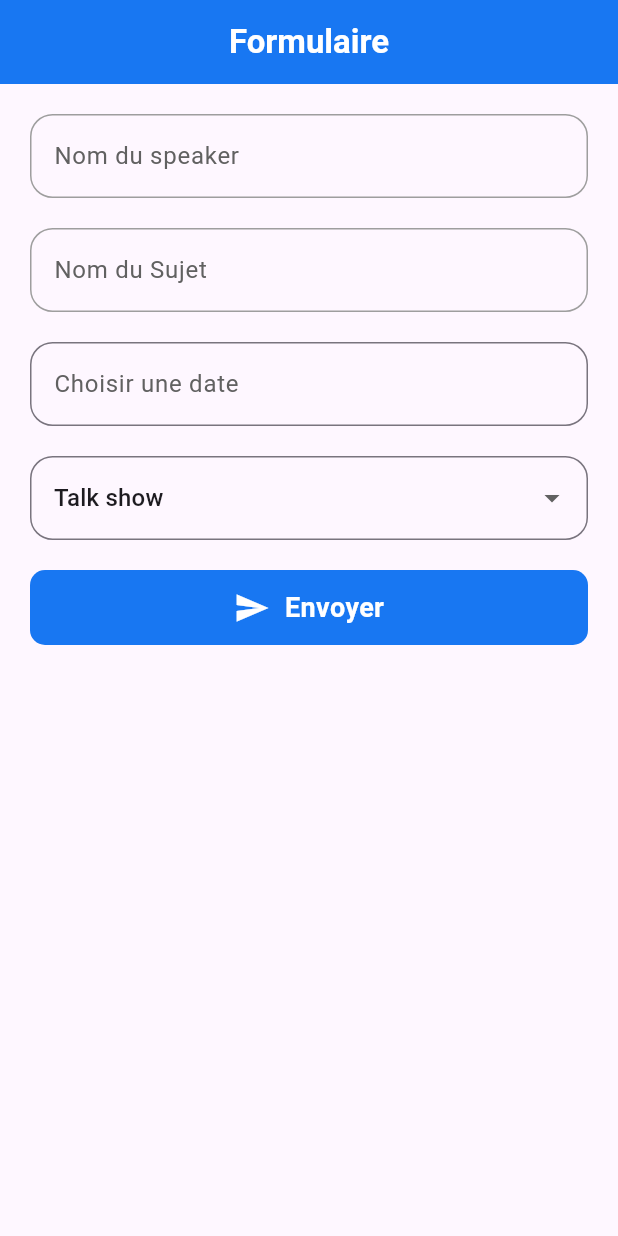
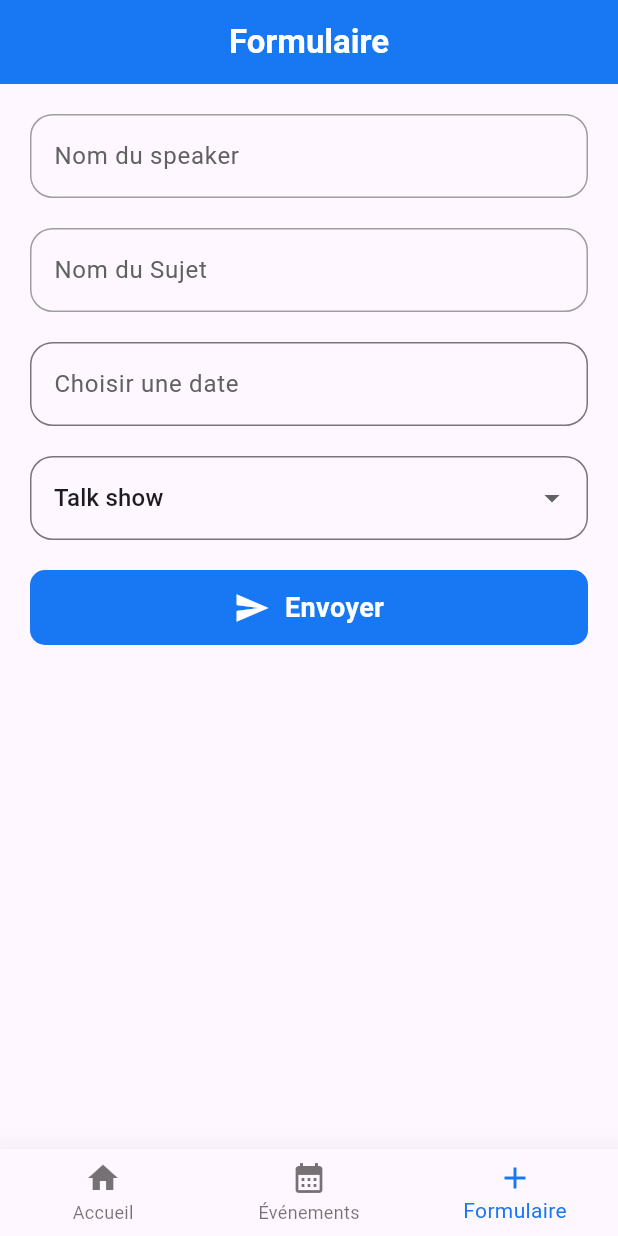
Before and after one commit to jonathan-muina19/asynconf2025, a Flutter app: the FormEvent screen opened by its route, on a phone screen of 412 x 824 dp. Run offline on Flutter 3.47's test engine with Material 3 defaults, Android fonts, the phone set to English and light mode, and no system bars; drawn by our look-alikes of date_field; our stand-ins replace cloud_firestore, firebase_core, flutter_svg, go_router; accounts and stored records are empty.

Commit message:
ahoute de la BottonNavugationBar

```diff
--- a/lib/main.dart
+++ b/lib/main.dart
@@ -16,30 +16,86 @@ void main() async{
 }
 
 final _router = GoRouter(
+  initialLocation: '/',
+  routes: [
+    // ShellRoute permet d’ajouter un Scaffold commun à plusieurs pages.
+    // Parfait pour mettre une AppBar et un BottomNavigationBar partagés.
+    // Quand on utilise go_router pour la navigation
+    ShellRoute(
+      builder: (context, state, child) {
+        // Détecter la route active
+        final location = state.uri.path; // Cela te donne le chemin actuel de la route
+        int currentIndex = 0;
+
+        if (location == '/events_page') {
+          currentIndex = 1;
+        }
+        else if (location == '/formulaire') {
+          currentIndex = 2;
+        }
+
+        return Scaffold(
+          body: child,
+          bottomNavigationBar: BottomNavigationBar(
+            elevation: 20.0,
+            type: BottomNavigationBarType.fixed,
+            currentIndex: currentIndex,
+            onTap: (index) {
+              if (index == 0) {
+                context.go('/');
+              } else if (index == 1) {
+                context.go('/events_page');
+              }
+              else if(index == 2){
+                context.go('/formulaire');
+              }
+            },
+            selectedItemColor: const Color(0xFF1877F2),
+            items: const [
+              BottomNavigationBarItem(
+                icon: Icon(Icons.home),
+                label: 'Accueil',
+              ),
+              BottomNavigationBarItem(
+                icon: Icon(Icons.calendar_month),
+                label: 'Événements',
+              ),
+              BottomNavigationBarItem(
+                icon: Icon(Icons.add),
+                label: 'Formulaire',
+              ),
+            ],
+          ),
+        );
+      },
       routes: [
         GoRoute(
           path: '/',
-        builder: (context, state) => HomePage()
+          builder: (context, state) => const HomePage(),
         ),
         GoRoute(
           path: '/events_page',
-          builder: (context, state) => EventsPage()
+          builder: (context, state) => const EventsPage(),
         ),
         GoRoute(
           path: '/formulaire',
-        pageBuilder: (context, state){
-          return MaterialPage(
-            fullscreenDialog: true,
-              child: FormEvent()
-          );
-        }
-      )
-    ]
+          builder: (context, state) => const FormEvent(),
+        ),
+      ],
+    ),
+    // Autres routes (ex: formulaire) qui ne doivent pas avoir le BottomNav
+
+  ],
 );
 
-class MyApp extends StatelessWidget {
+class MyApp extends StatefulWidget {
   const MyApp({super.key});
 
+  @override
+  State<MyApp> createState() => _MyAppState();
+}
+
+class _MyAppState extends State<MyApp> {
   @override
   Widget build(BuildContext context) {
     return MaterialApp.router(
```
Also changed, not shown: lib/pages/events_page.dart (+3 -12 lines), lib/pages/home_page.dart (+2 -9 lines). Lines whose indentation alone changed are shown as unchanged.
